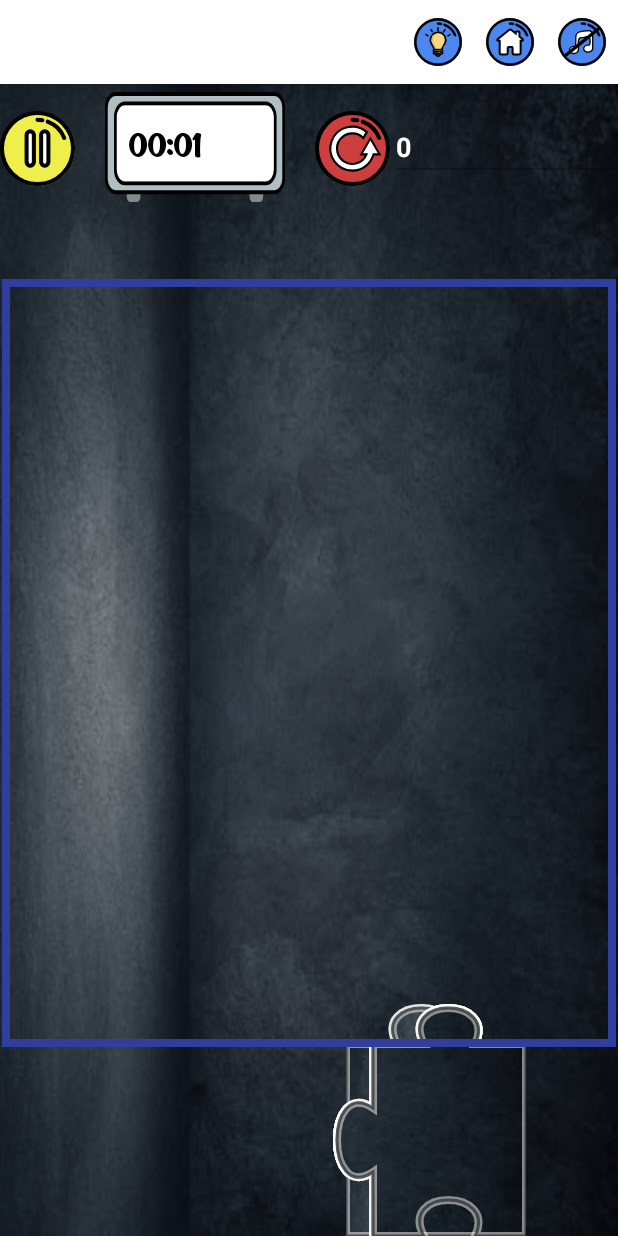
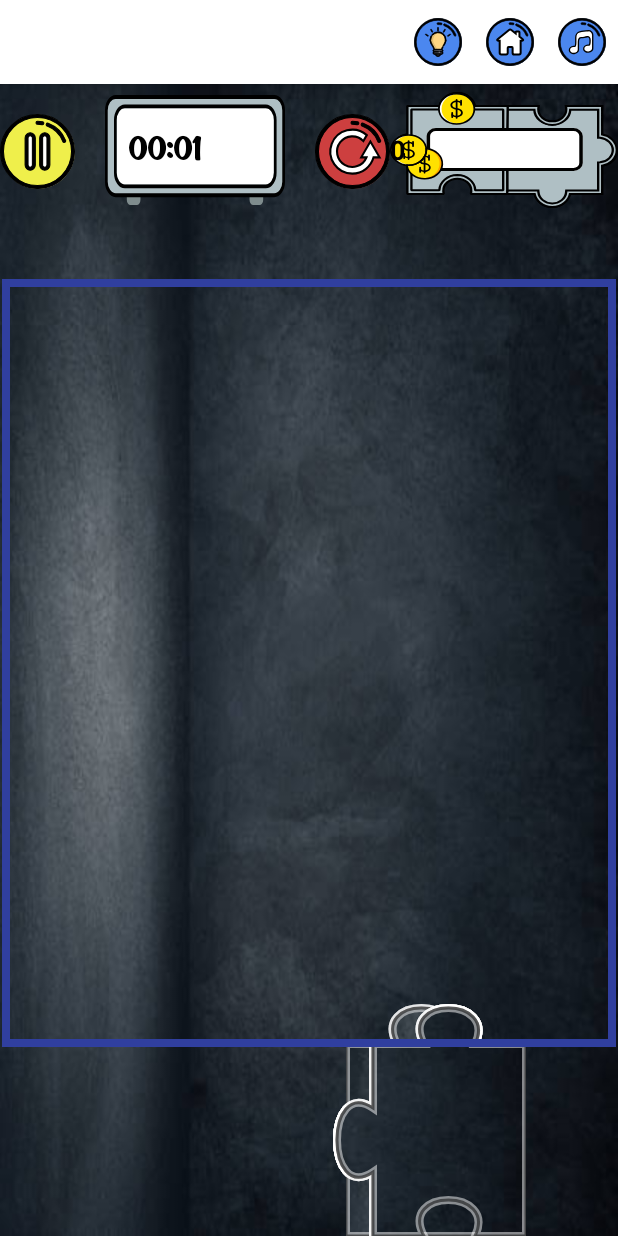
Before and after one commit to SapirDaga1/PuzzleApp-android, an Android app: the PuzzleActivity screen opened directly, with no data from a screen before it, on a phone screen of 412 x 824 dp. Run offline under Robolectric (Android 15) with nearby library versions, the phone set to English and light mode, and no system bars.

Commit message:
score button added

```diff
--- /dev/null
+++ b/app/src/main/res/drawable/ic_score_background.xml
@@ -0,0 +1,104 @@
+<vector xmlns:android="http://schemas.android.com/apk/res/android"
+    android:width="195.621dp"
+    android:height="116.501dp"
+    android:viewportWidth="195.621"
+    android:viewportHeight="116.501">
+  <path
+      android:pathData="M181.606,45.633a14.2,14.2 0,0 1,0 28.308L181.606,102.463L153.137,102.463a14.173,14.173 0,0 1,-28.256 0L96.413,102.463L96.413,73.941a9.908,9.908 0,0 0,1.183 0.071,14.225 14.225,0 0,0 0,-28.45 9.9,9.9 0,0 0,-1.183 0.071L96.413,17.112L124.882,17.112a9.963,9.963 0,0 0,-0.071 1.185,14.2 14.2,0 1,0 28.4,0 9.958,9.958 0,0 0,-0.071 -1.185L181.606,17.112L181.606,45.633Z"
+      android:strokeWidth="2"
+      android:fillColor="#afbfc4"
+      android:strokeColor="#000"/>
+  <path
+      android:pathData="M139.239,115.502A15.1,15.1 0,0 1,128.773 111.268,16 16,0 0,1 124.096,102.547L96.519,102.347 96.413,70.403l1.933,0.235a7.625,7.625 0,0 0,0.939 0.058,12.357 12.357,0 0,0 0,-24.7 7.6,7.6 0,0 0,-0.939 0.059L96.413,46.287L96.413,14.147L127.556,14.147l-0.227,2a8.391,8.391 0,0 0,-0.057 0.969,11.973 11.973,0 1,0 23.934,0A8.375,8.375 0,0 0,151.149 16.147l-0.227,-2L182.064,14.147L182.064,42.717A15.241,15.241 0,0 1,190.519 47.547a16.269,16.269 0,0 1,0 21.6,15.242 15.242,0 0,1 -8.454,4.827L182.065,102.547L154.381,102.547a16,16 0,0 1,-4.677 8.725A15.1,15.1 0,0 1,139.239 115.502ZM99.875,98.97h27.33l0.129,1.642a12.161,12.161 0,0 0,11.9 11.317,12.161 12.161,0 0,0 11.9,-11.317l0.129,-1.642L178.603,98.97L178.603,70.764l1.591,-0.133a12.365,12.365 0,0 0,0 -24.572l-1.591,-0.133L178.603,17.72L154.657,17.72A15.679,15.679 0,0 1,139.239 33.035,15.679 15.679,0 0,1 123.821,17.72L99.875,17.72L99.875,42.433a15.951,15.951 0,0 1,0 31.824L99.875,98.97Z"
+      android:strokeWidth="2"
+      android:fillColor="#afbfc4"
+      android:strokeColor="#000"/>
+  <path
+      android:pathData="M15.38,70.87a14.2,14.2 0,0 1,-0 -28.308L15.38,14.04L43.849,14.04a14.173,14.173 0,0 1,28.256 -0L100.619,14.147 100.573,42.562a9.908,9.908 0,0 0,-1.183 -0.071,14.225 14.225,0 0,0 -0,28.45A9.9,9.9 0,0 0,100.573 70.869L100.573,99.391L72.104,99.391A9.963,9.963 45,0 0,72.173 98.206a14.2,14.2 0,1 0,-28.4 -0A9.958,9.958 0,0 0,43.849 99.391L15.38,99.391L15.38,70.87Z"
+      android:strokeWidth="2"
+      android:fillColor="#afbfc4"
+      android:strokeColor="#000"/>
+  <path
+      android:pathData="M57.747,1.001A15.1,15.1 0,0 1,68.213 5.235,16 16,0 0,1 72.89,13.956l28.1,0.175L100.573,46.1l-1.933,-0.235a7.625,7.625 96.267,0 0,-0.939 -0.058,12.357 12.357,45 0,0 -0,24.7 7.6,7.6 0,0 0,0.939 -0.059L100.573,70.216L100.573,102.356L69.43,102.356l0.227,-2a8.391,8.391 0,0 0,0.057 -0.969,11.973 11.973,0 1,0 -23.934,-0A8.375,8.375 0,0 0,45.837 100.356l0.227,2L14.922,102.356L14.922,73.786A15.241,15.241 0,0 1,6.467 68.956a16.269,16.269 0,0 1,-0 -21.6,15.242 15.242,0 0,1 8.454,-4.827L14.921,13.956L42.605,13.956a16,16 0,0 1,4.677 -8.725A15.1,15.1 0,0 1,57.747 1.001ZM97.111,17.533l-27.33,-0l-0.129,-1.642a12.161,12.161 0,0 0,-11.9 -11.317,12.161 12.161,0 0,0 -11.9,11.317l-0.129,1.642L18.383,17.533L18.383,45.739l-1.591,0.133a12.365,12.365 0,0 0,-0 24.572l1.591,0.133L18.383,98.783L42.329,98.783A15.679,15.679 0,0 1,57.747 83.468,15.679 15.679,0 0,1 73.165,98.783L97.111,98.783L97.111,74.07a15.951,15.951 135,0 1,-0 -31.824L97.111,17.533Z"
+      android:strokeLineJoin="bevel"
+      android:strokeWidth="2"
+      android:fillColor="#afbfc4"
+      android:strokeColor="#000"
+      android:strokeLineCap="round"/>
+  <path
+      android:pathData="M39.407,36.251L157.407,36.251A8,8 0,0 1,165.407 44.251L165.407,71.251A8,8 0,0 1,157.407 79.251L39.407,79.251A8,8 0,0 1,31.407 71.251L31.407,44.251A8,8 0,0 1,39.407 36.251z"
+      android:strokeWidth="3"
+      android:fillColor="#fff"
+      android:strokeColor="#00000000"/>
+  <path
+      android:pathData="M39.407,37.751L157.407,37.751A6.5,6.5 0,0 1,163.907 44.251L163.907,71.251A6.5,6.5 0,0 1,157.407 77.751L39.407,77.751A6.5,6.5 0,0 1,32.907 71.251L32.907,44.251A6.5,6.5 0,0 1,39.407 37.751z"
+      android:strokeWidth="3"
+      android:fillColor="#00000000"
+      android:strokeColor="#000"/>
+  <path
+      android:pathData="M31.185,58.283A15.212,15.212 0,1 0,15.973 73.495,15.257 15.257,0 0,0 31.185,58.283"
+      android:fillColor="#ffe100"/>
+  <path
+      android:pathData="M3.043,58.283A15.193,15.193 0,0 1,17.114 43.147a5.759,5.759 0,0 0,-1.141 -0.076,15.212 15.212,0 1,0 0,30.424 5.759,5.759 0,0 0,1.141 -0.076A15.193,15.193 0,0 1,3.043 58.283"
+      android:fillColor="#fff"/>
+  <path
+      android:pathData="M31.108,56.837a9.209,9.209 0,0 1,0.076 1.445,15.257 15.257,0 0,1 -15.212,15.212 9.209,9.209 0,0 1,-1.445 -0.076,15.208 15.208,0 1,0 16.581,-16.581"
+      android:fillColor="#ffe100"/>
+  <path
+      android:pathData="M14.831,73.342h0"
+      android:fillColor="#ffa800"/>
+  <path
+      android:pathData="M31.108,56.761v0.38A15.2,15.2 0,0 1,28.523 87.028c0.38,0 0.761,0.076 1.141,0.076a15.208,15.208 0,0 0,1.445 -30.348"
+      android:fillColor="#ffa800"/>
+  <path
+      android:fillColor="#FF000000"
+      android:pathData="M15.972,74.255A15.972,15.972 0,1 1,31.945 58.282,15.97 15.97,0 0,1 15.972,74.255ZM15.972,43.831A14.451,14.451 0,1 0,30.424 58.282,14.445 14.445,0 0,0 15.972,43.831Z"/>
+  <path
+      android:fillColor="#FF000000"
+      android:pathData="M15.973,68.17a0.719,0.719 0,0 1,-0.761 -0.761L15.212,49.156a0.761,0.761 0,1 1,1.521 0L16.733,67.41A0.719,0.719 0,0 1,15.973 68.17Z"/>
+  <path
+      android:fillColor="#FF000000"
+      android:pathData="M15.972,66.649a5.546,5.546 0,0 1,-4.411 -1.825,0.761 0.761,0 1,1 1.217,-0.913 4.119,4.119 0,0 0,3.194 1.217c1.825,0 3.8,-1.141 3.8,-3.042 0,-1.825 -1.978,-3.042 -3.8,-3.042 -2.586,0 -5.324,-1.749 -5.324,-4.564s2.738,-4.564 5.324,-4.564a5.316,5.316 0,0 1,4.411 1.825,0.761 0.761,0 1,1 -1.217,0.913 4.007,4.007 0,0 0,-3.194 -1.217c-1.825,0 -3.8,1.217 -3.8,3.042 0,1.9 1.978,3.042 3.8,3.042 2.586,0 5.324,1.749 5.324,4.564S18.558,66.649 15.972,66.649Z"/>
+  <path
+      android:fillColor="#FF000000"
+      android:pathData="M19.776,55.24a0.719,0.719 0,0 1,-0.761 -0.761L19.015,49.916a0.761,0.761 0,0 1,1.521 0v4.564A0.719,0.719 0,0 1,19.776 55.24Z"/>
+  <path
+      android:fillColor="#FF000000"
+      android:pathData="M12.17,67.41a0.719,0.719 0,0 1,-0.761 -0.761v-4.564a0.761,0.761 0,0 1,1.521 0v4.564A0.718,0.718 0,0 1,12.17 67.41Z"/>
+  <path
+      android:fillColor="#FF000000"
+      android:pathData="M29.663,81.861a0.719,0.719 0,0 1,-0.761 -0.761L28.902,65.128a0.761,0.761 0,1 1,1.521 0L30.423,81.1A0.719,0.719 0,0 1,29.663 81.861Z"/>
+  <path
+      android:fillColor="#FF000000"
+      android:pathData="M33.466,68.931a0.719,0.719 0,0 1,-0.761 -0.761v-4.564a0.761,0.761 0,1 1,1.521 0v4.564A0.719,0.719 0,0 1,33.466 68.931Z"/>
+  <path
+      android:fillColor="#FF000000"
+      android:pathData="M25.86,81.1a0.719,0.719 0,0 1,-0.761 -0.761v-4.564a0.761,0.761 0,1 1,1.521 0v4.564A0.718,0.718 0,0 1,25.86 81.1Z"/>
+  <path
+      android:fillColor="#FF000000"
+      android:pathData="M29.663,87.946a15.9,15.9 0,0 1,-15.9 -14.451,0.785 0.785,0 0,1 0.837,-0.837 8.271,8.271 0,0 0,1.369 0.076,14.445 14.445,0 0,0 14.451,-14.451 8.271,8.271 0,0 0,-0.076 -1.369,0.785 0.785,0 0,1 0.837,-0.837 15.971,15.971 0,0 1,-1.521 31.869ZM15.363,74.255a14.467,14.467 0,1 0,16.581 -16.581v0.609a15.97,15.97 0,0 1,-15.972 15.972Z"/>
+  <path
+      android:fillColor="#FF000000"
+      android:pathData="M29.663,80.34a5.546,5.546 0,0 1,-4.411 -1.825,0.761 0.761,0 0,1 1.217,-0.913 4.119,4.119 0,0 0,3.194 1.217c1.825,0 3.8,-1.141 3.8,-3.042 0,-1.825 -1.978,-3.042 -3.8,-3.042a5.656,5.656 0,0 1,-4.64 -2.282,0.721 0.721,0 0,1 0.152,-0.989 14.566,14.566 0,0 0,4.031 -5.324,0.731 0.731,0 0,1 0.685,-0.456 5.243,5.243 0,0 1,4.107 1.825,0.761 0.761,0 1,1 -1.217,0.913 3.6,3.6 0,0 0,-2.51 -1.217,17.732 17.732,0 0,1 -3.651,4.944 4.338,4.338 0,0 0,2.966 1.141c2.586,0 5.324,1.749 5.324,4.564S32.249,80.34 29.663,80.34Z"/>
+  <path
+      android:pathData="M72.382,16.973A15.212,15.212 0,1 0,57.17 32.185,15.257 15.257,0 0,0 72.382,16.973"
+      android:fillColor="#ffe100"/>
+  <path
+      android:pathData="M44.24,16.973A15.193,15.193 0,0 1,58.311 1.837a5.759,5.759 0,0 0,-1.141 -0.076,15.212 15.212,0 1,0 0,30.424 5.759,5.759 0,0 0,1.141 -0.076A15.193,15.193 0,0 1,44.24 16.973"
+      android:fillColor="#fff"/>
+  <path
+      android:fillColor="#FF000000"
+      android:pathData="M57.169,32.945A15.972,15.972 0,1 1,73.142 16.972,15.97 15.97,0 0,1 57.169,32.945ZM57.169,2.521A14.451,14.451 0,1 0,71.621 16.972,14.445 14.445,0 0,0 57.169,2.521Z"/>
+  <path
+      android:fillColor="#FF000000"
+      android:pathData="M57.17,26.86a0.719,0.719 0,0 1,-0.761 -0.761L56.409,7.846a0.761,0.761 0,1 1,1.521 0L57.93,26.1A0.719,0.719 0,0 1,57.17 26.86Z"/>
+  <path
+      android:fillColor="#FF000000"
+      android:pathData="M57.169,25.339a5.546,5.546 0,0 1,-4.411 -1.825,0.761 0.761,0 1,1 1.217,-0.913 4.119,4.119 0,0 0,3.194 1.217c1.825,0 3.8,-1.141 3.8,-3.042 0,-1.825 -1.978,-3.042 -3.8,-3.042 -2.586,0 -5.324,-1.749 -5.324,-4.564s2.738,-4.564 5.324,-4.564a5.316,5.316 0,0 1,4.411 1.825,0.761 0.761,0 1,1 -1.217,0.913 4.007,4.007 0,0 0,-3.194 -1.217c-1.825,0 -3.8,1.217 -3.8,3.042 0,1.9 1.978,3.042 3.8,3.042 2.586,0 5.324,1.749 5.324,4.564S59.755,25.339 57.169,25.339Z"/>
+  <path
+      android:fillColor="#FF000000"
+      android:pathData="M60.973,13.93a0.719,0.719 0,0 1,-0.761 -0.761L60.212,8.606a0.761,0.761 0,0 1,1.521 0v4.564A0.719,0.719 0,0 1,60.973 13.93Z"/>
+  <path
+      android:fillColor="#FF000000"
+      android:pathData="M53.367,26.1a0.719,0.719 0,0 1,-0.761 -0.761v-4.564a0.761,0.761 0,0 1,1.521 0v4.564A0.718,0.718 0,0 1,53.367 26.1Z"/>
+</vector>
--- a/app/src/main/res/layout/activity_puzzle.xml
+++ b/app/src/main/res/layout/activity_puzzle.xml
@@ -56,15 +56,15 @@
 
             <EditText
                 android:id="@+id/score_et"
-                android:layout_width="0dp"
-                android:layout_height="wrap_content"
+                android:layout_width="110dp"
+                android:layout_height="77dp"
                 android:layout_weight="4"
+                android:background="@drawable/ic_score_background"
                 android:enabled="false"
-                android:textColor="@color/white"
+                android:text="0"
                 android:textAlignment="center"
-                android:textStyle="bold"
-                android:text="0"
-                />
+                android:textColor="@color/black"
+                android:textStyle="bold" />
         </LinearLayout>
 
     </RelativeLayout>
```
Also changed, not shown: app/src/main/res/layout/win_dialog.xml (line endings or trailing spaces).
